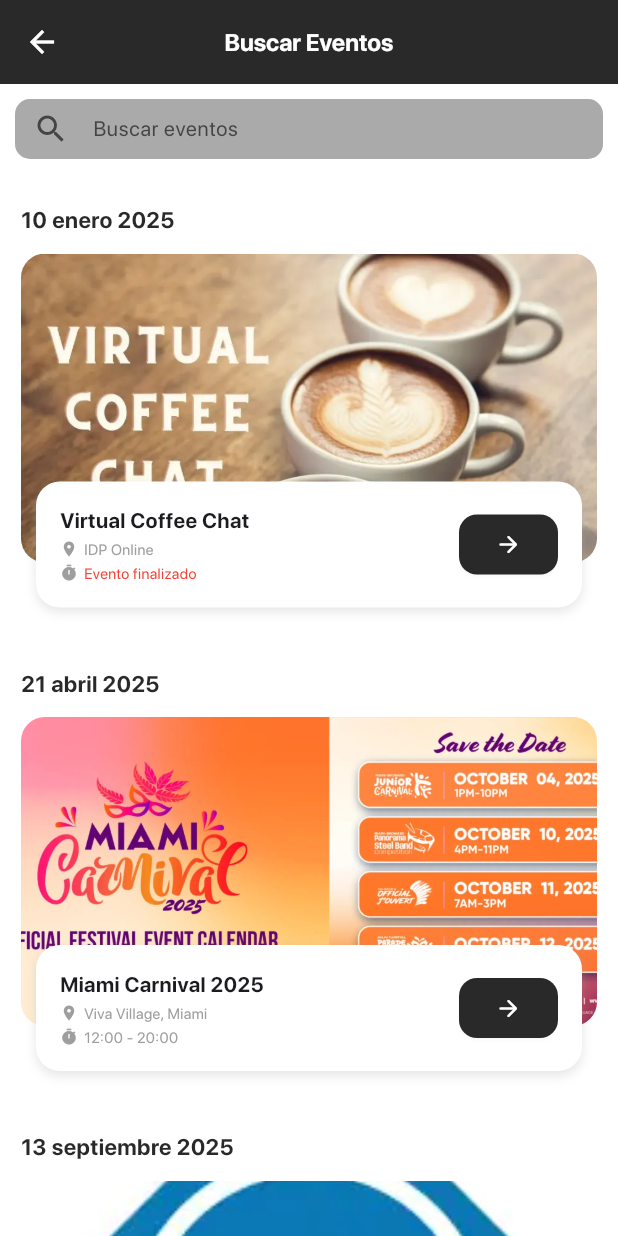
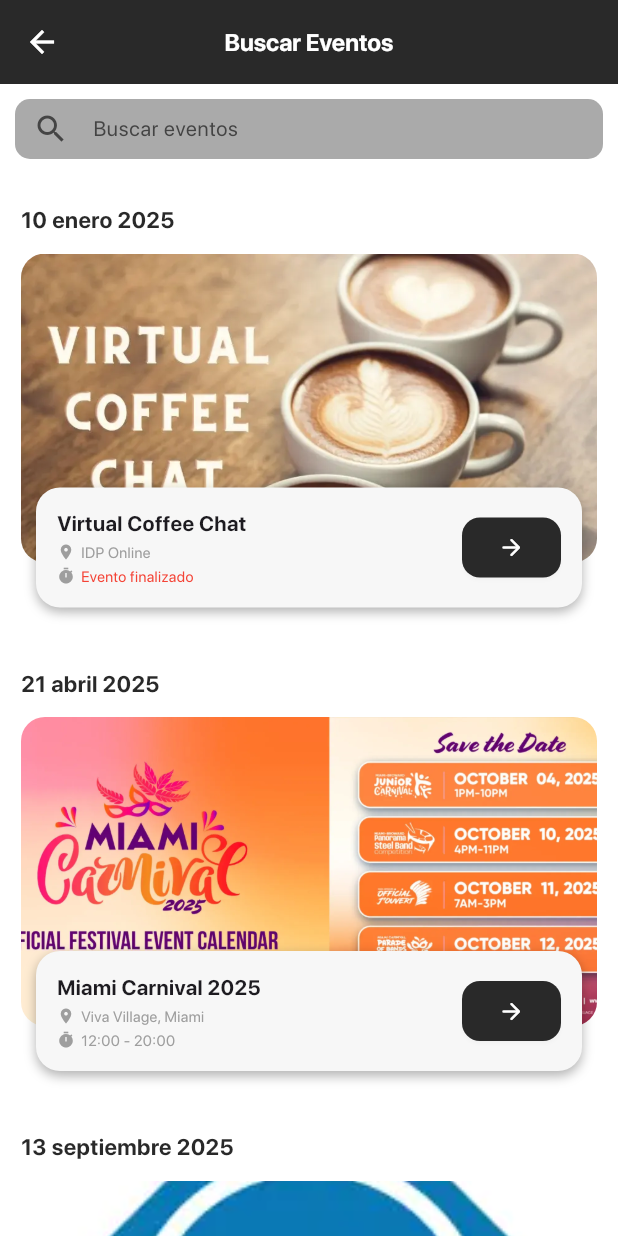
Before and after one commit to AntonyJDC/conference_app, a Flutter app: the SearchPage screen opened by its route, on a phone screen of 412 x 824 dp. Run offline on Flutter 3.47's test engine with Material 3 defaults, Android fonts, the phone set to English and light mode, and no system bars; our stand-ins replace get, shared_preferences, sqflite, table_calendar, timezone; accounts and stored records are empty; project files that could hold a hidden picture were left out.

Commit message:
Refactor EventCard widget styles for improved padding and color scheme

```diff
--- a/lib/ui/widgets/event_card.dart
+++ b/lib/ui/widgets/event_card.dart
@@ -113,13 +113,13 @@ class EventCard extends StatelessWidget {
             left: 10,
             right: 10,
             child: Container(
-              padding: const EdgeInsets.all(16),
+              padding: const EdgeInsets.all(14),
               decoration: BoxDecoration(
-                color: theme.colorScheme.surface,
+                color: theme.colorScheme.tertiary,
                 borderRadius: BorderRadius.circular(16),
                 boxShadow: [
                   BoxShadow(
-                    color: theme.colorScheme.outline.withValues(alpha: 0.3),
+                    color: theme.colorScheme.shadow.withValues(alpha: 0.3),
                     blurRadius: 6,
                     offset: const Offset(0, 3),
                   ),
@@ -192,10 +192,10 @@ class EventCard extends StatelessWidget {
                         ),
                       ),
                       onPressed: () => Get.toNamed('/detail', arguments: event),
-                      child: const Icon(
+                      child: Icon(
                         Icons.arrow_forward_rounded,
                         size: 18,
-                        color: Colors.white,
+                        color: Theme.of(context).colorScheme.onPrimary,
                       ),
                     ),
                   ),
```
